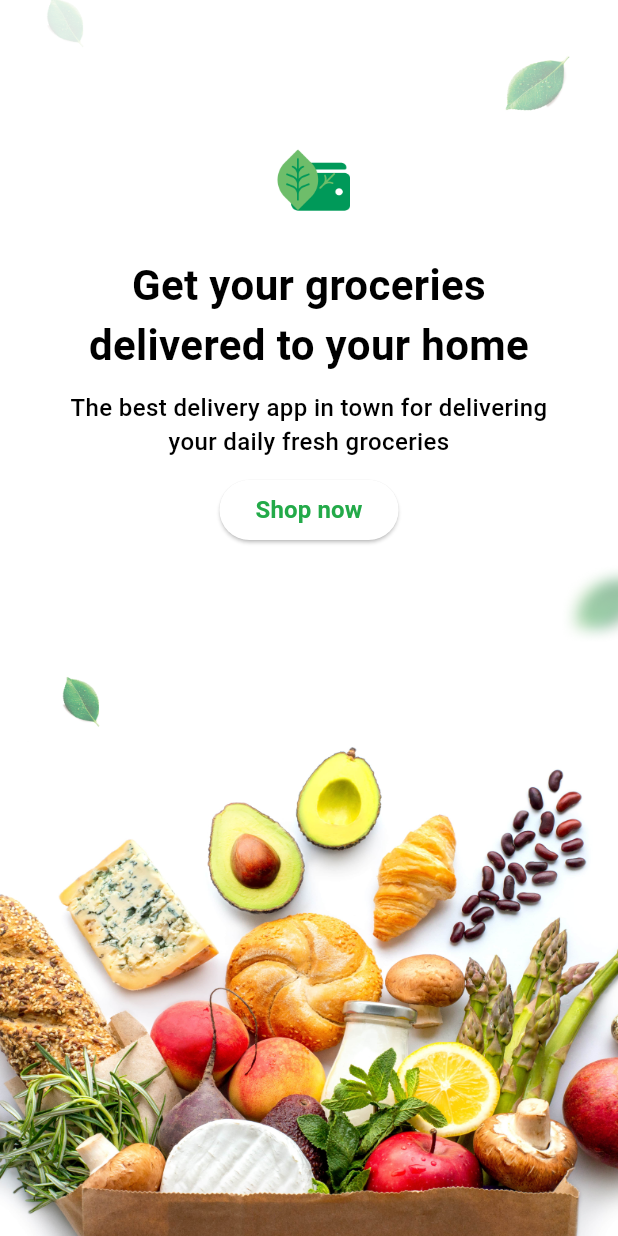
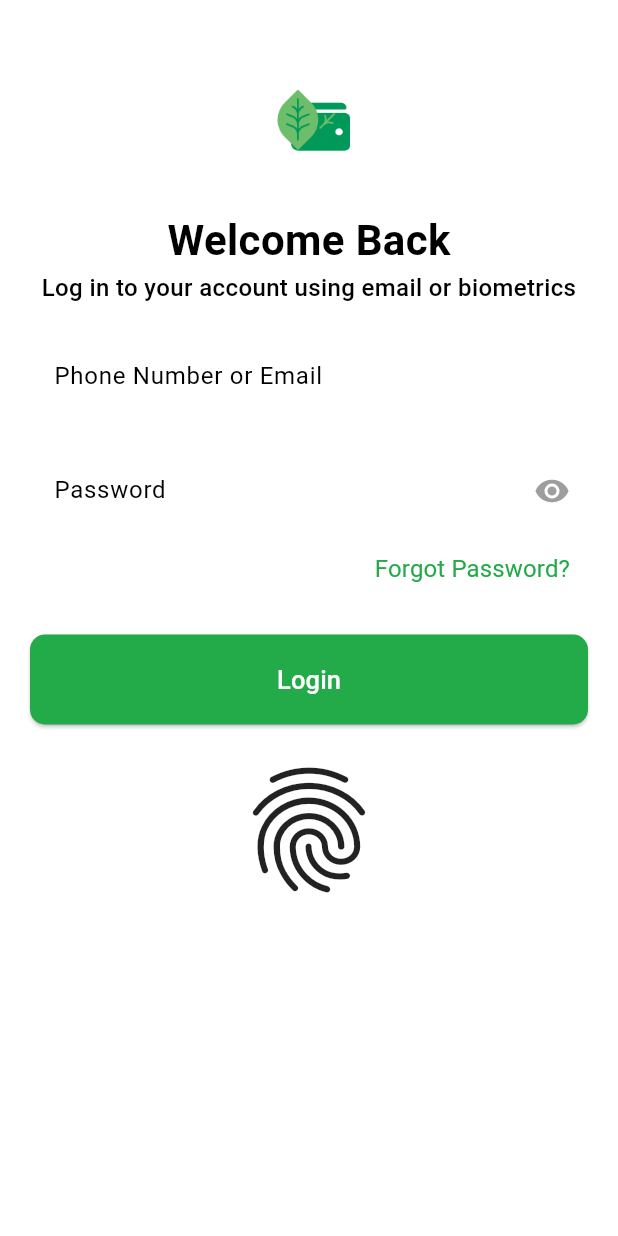
Before and after one commit to Wizard-Fingerz/GreenPurse, a Flutter app: the screen it shows after launch, after a tap on "Shop now", on a phone screen of 412 x 824 dp. Run offline on Flutter 3.47's test engine with Material 3 defaults, Android fonts, the phone set to English and light mode, and no system bars; our stand-ins replace local_auth, shared_preferences; Roboto replaces fonts that are missing (DM Sans).

Commit message:
added sign in

```diff
--- a/lib/main.dart
+++ b/lib/main.dart
@@ -28,7 +28,7 @@ class MyApp extends StatelessWidget {
     SystemChrome.setSystemUIOverlayStyle(const SystemUiOverlayStyle(
       statusBarColor: Colors.transparent, // Set the desired status bar color
       statusBarIconBrightness: Brightness
-          .light, // Set the status bar icons and text to be light or dark
+          .dark, // Set the status bar icons and text to be light or dark
     ));
     return MaterialApp(
       debugShowCheckedModeBanner: false,
--- /dev/null
+++ b/lib/pages/authenticationScreen/sign_in.dart
@@ -0,0 +1,196 @@
+import 'package:flutter/material.dart';
+import 'package:greenpurse/token_manager.dart';
+import 'package:greenpurse/utils/colors.dart';
+import 'package:local_auth/local_auth.dart';
+
+class SignInScreen extends StatefulWidget {
+  const SignInScreen({super.key});
+
+  @override
+  State<SignInScreen> createState() => _SignInScreenState();
+}
+
+class _SignInScreenState extends State<SignInScreen> {
+  final _formKey = GlobalKey<FormState>();
+  bool _isObscured = true;
+  final TextEditingController passwordController = TextEditingController();
+  final TextEditingController _phoneNumberEmailController =
+      TextEditingController();
+  final LocalAuthentication _localAuthentication = LocalAuthentication();
+  Future<void> _authenticate() async {
+    bool authenticated = false;
+
+    try {
+      authenticated = await _localAuthentication.authenticate(
+        localizedReason: 'Authenticate to log in',
+      );
+    } catch (e) {
+      print('Error during biometric authentication: $e');
+    }
+
+    if (authenticated) {
+      // Biometric authentication successful
+      print('Biometric authentication successful');
+
+      // Check if there is a saved token
+      final token = await TokenManager().getToken();
+      if (token != null && token.isNotEmpty) {
+        // Token exists, navigate to the home screen
+        Navigator.pushReplacementNamed(
+            context, '/home'); // Replace with your home screen route
+      } else {
+        // Token doesn't exist, handle your login logic here
+        print('No saved token. Handle login logic here.');
+      }
+    } else {
+      // Biometric authentication failed or user canceled
+      print('Biometric authentication failed or canceled');
+    }
+  }
+
+  @override
+  Widget build(BuildContext context) {
+    return Scaffold(
+        body: SingleChildScrollView(
+      child: Padding(
+        padding: const EdgeInsets.all(20),
+        child: Center(
+          child: Column(
+            mainAxisAlignment: MainAxisAlignment.start,
+            crossAxisAlignment: CrossAxisAlignment.center,
+            children: [
+              const SizedBox(
+                height: 20,
+              ),
+              Image.asset(
+                "assets/green_purse_logo.png",
+                width: 80,
+                height: 80,
+              ),
+              const SizedBox(
+                height: 20,
+              ),
+              const Text("Welcome Back",
+                  style: TextStyle(
+                    fontSize: 28,
+                    fontWeight: FontWeight.w700,
+                  )),
+              const Text("Log in to your account using email or biometrics",
+                  textAlign: TextAlign.center, // Center-align the text
+                  style: TextStyle(
+                    fontSize: 16,
+                    fontWeight: FontWeight.w500,
+                  )),
+              SizedBox(
+                height: 20,
+              ),
+              Form(
+                key: _formKey,
+                child: Column(
+                  children: [
+                    TextFormField(
+                      controller: _phoneNumberEmailController,
+                      keyboardType: TextInputType.emailAddress,
+                      decoration: InputDecoration(
+                        labelText: 'Phone Number or Email',
+                        border: OutlineInputBorder(
+                            borderRadius: BorderRadius.circular(10)),
+                      ),
+                      validator: (value) {
+                        if (value == null || value.isEmpty) {
+                          return 'Please enter a phone number or email';
+                        }
+
+                        // You can add additional validation for email and phone number formats here
+                        // For example, you can use regular expressions to check the format
+                        // or use a package like `email_validator` for email validation.
+
+                        return null;
+                      },
+                    ),
+                    SizedBox(
+                      height: 20,
+                    ),
+                    TextFormField(
+                      decoration: InputDecoration(
+                        labelText: 'Password',
+                        hintText: 'Enter your password',
+                        border: OutlineInputBorder(
+                          borderRadius: BorderRadius.circular(8.0),
+                        ),
+                        suffixIcon: IconButton(
+                          onPressed: () {
+                            setState(() {
+                              _isObscured = !_isObscured;
+                            });
+                          },
+                          icon: Icon(
+                            _isObscured
+                                ? Icons.visibility
+                                : Icons.visibility_off,
+                            color: Colors.grey,
+                          ),
+                        ),
+                      ),
+                      obscureText: _isObscured,
+                      keyboardType: TextInputType.text,
+                      controller: passwordController,
+                      validator: (value) {
+                        if (value == null || value.isEmpty) {
+                          return 'Please enter a password';
+                        }
+                        return null;
+                      },
+                    ),
+                    Row(
+                      mainAxisAlignment: MainAxisAlignment.spaceBetween,
+                      children: [
+                        SizedBox(
+                          width: 10,
+                        ),
+                        TextButton(
+                            onPressed: () {},
+                            child: Text("Forgot Password?",
+                                style: TextStyle(
+                                  fontSize: 16,
+                                  fontWeight: FontWeight.w400,
+                                ))),
+                      ],
+                    ),
+                    SizedBox(
+                      height: 20,
+                    ),
+                    Center(
+                      child: ElevatedButton(
+                        onPressed: () {},
+                        style: ElevatedButton.styleFrom(
+                          backgroundColor: AppColors.green,
+                          minimumSize: const Size(500, 60),
+                          shape: RoundedRectangleBorder(
+                            borderRadius: BorderRadius.circular(10),
+                          ),
+                        ),
+                        child: const Text(
+                          "Login",
+                          style: TextStyle(
+                            fontSize: 17,
+                            fontWeight: FontWeight.w500,
+                            color: Colors.white,
+                          ),
+                        ),
+                      ),
+                    ),
+
+                    SizedBox(height: 20,),
+
+                    Icon(Icons.fingerprint, size: 100,)
+                  ],
+                ),
+              ),
+            ],
+          ),
+        ),
+      ),
+    ));
+  }
+}
--- a/lib/pages/onboardingScreen/onboarding_screen.dart
+++ b/lib/pages/onboardingScreen/onboarding_screen.dart
@@ -1,4 +1,5 @@
 import 'package:flutter/material.dart';
+import 'package:greenpurse/pages/authenticationScreen/sign_in.dart';
 
 class OnboardingScreen extends StatelessWidget {
   const OnboardingScreen({Key? key});
@@ -47,7 +48,14 @@ class OnboardingScreen extends StatelessWidget {
             ),
             const SizedBox(height: 10,),
             ElevatedButton(
-                onPressed: () {},
+                onPressed: () {
+                  Navigator.push(
+                context,
+                MaterialPageRoute(
+                  builder: (context) => SignInScreen(),
+                ),
+              );
+                },
                 child: const Text("Shop now",
                     style: TextStyle(
                       fontSize: 16,
--- a/lib/utils/colors.dart
+++ b/lib/utils/colors.dart
@@ -20,6 +20,6 @@ class AppColors {
   );
 
   static Color green = const Color(0xFF23AA49);
-  static Color white = Color.fromARGB(255, 204, 228, 211);
+  static Color white = Color.fromARGB(255, 240, 243, 241);
   // Add more colors as needed
 }
--- a/pubspec.yaml
+++ b/pubspec.yaml
@@ -37,6 +37,7 @@ dependencies:
   cupertino_icons: ^1.0.2
   provider: ^6.1.1
   shared_preferences: ^2.2.2
+  local_auth: ^2.1.7
 
 dev_dependencies:
   flutter_test:
```
Also changed, not shown: pubspec.lock, 2 other files.
